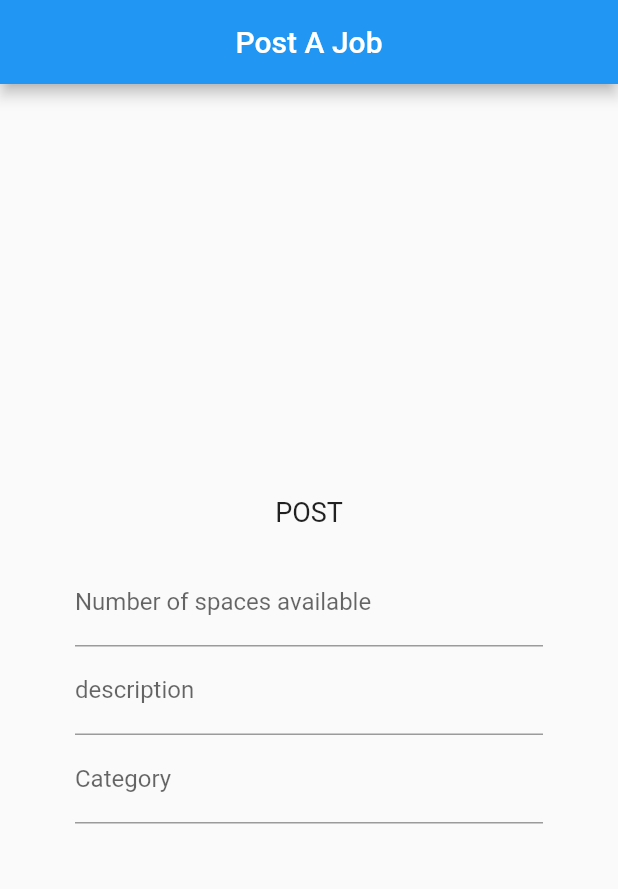
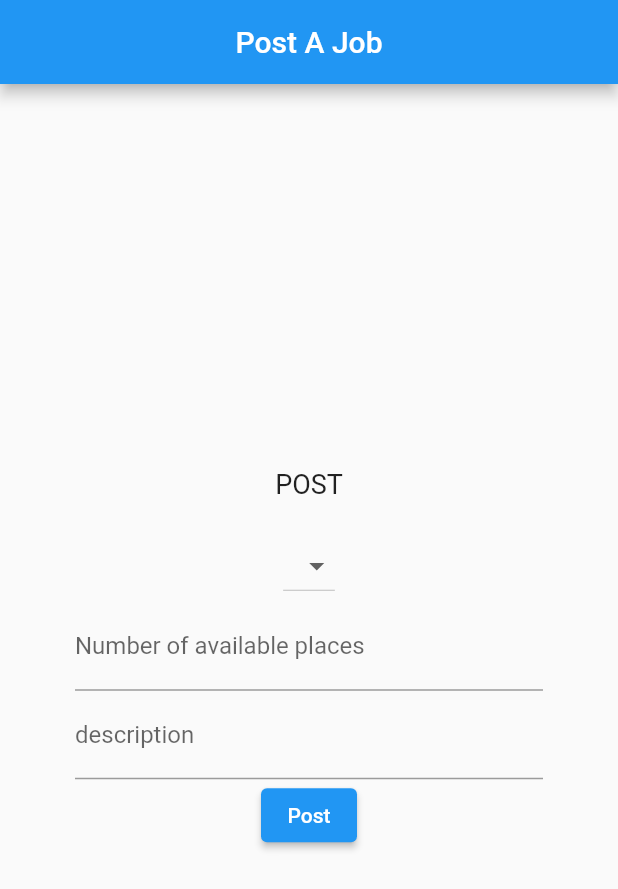
Before and after one commit to bekiTil/JobHouseApp, a Flutter app: the screen it shows after launch, on a phone screen of 412 x 824 dp. Shown: the top 889 px of the screen. Run offline on Flutter 3.47's test engine with Material 2 defaults, Android fonts, the phone set to English and light mode, and no system bars; our stand-ins replace bloc, equatable, flutter_bloc, flutter_secure_storage, go_router; missing offline and left inert: dart:html, dart:js.

Commit message:
added some post files

```diff
--- a/frontend/lib/blocs/post/bloc/post_bloc.dart
+++ b/frontend/lib/blocs/post/bloc/post_bloc.dart
@@ -6,8 +6,7 @@ part 'post_state.dart';
 
 class PostBloc extends Bloc<PostEvent, PostState> {
   PostBloc() : super(PostInitial()) {
-    on<PostEvent>((event, emit) {
-      // TODO: implement event handler
-    });
+    // on<EditPost>((event, emit) => ,)
+    // on<DeletePost>()
   }
 }
--- a/frontend/lib/blocs/post/bloc/post_event.dart
+++ b/frontend/lib/blocs/post/bloc/post_event.dart
@@ -2,3 +2,9 @@ part of 'post_bloc.dart';
 
 @immutable
 abstract class PostEvent {}
+
+class CreatePost extends PostEvent {}
+
+class DeletePost extends PostEvent {}
+
+class EditPost extends PostEvent {}
--- a/frontend/lib/blocs/post/bloc/post_state.dart
+++ b/frontend/lib/blocs/post/bloc/post_state.dart
@@ -4,3 +4,9 @@ part of 'post_bloc.dart';
 abstract class PostState {}
 
 class PostInitial extends PostState {}
+
+class PostCreating extends PostState {}
+
+class PostUpdating extends PostState {}
+
+class PostFailed extends PostState {}
--- a/frontend/lib/main.dart
+++ b/frontend/lib/main.dart
@@ -8,6 +8,7 @@ import 'package:frontend/blocs/signup/SignUpBloc.dart';
 import 'package:frontend/screens/auth/authentication_page.dart';
 import 'package:frontend/screens/auth/choose_role.dart';
 import 'package:frontend/utils/routes.dart';
+import 'package:frontend/blocs/post/bloc/post_bloc.dart';
 
 void main() {
   runApp(const MyApp());
@@ -37,7 +38,8 @@ class _MyAppState extends State<MyApp> {
               create: ((context) =>
                   LoginBloc(BlocProvider.of<AuthBloc>(context))),
             ),
-            BlocProvider(create: (context) => SignUpBloc())
+            BlocProvider(create: (context) => SignUpBloc()),
+            BlocProvider(create: (context) => PostBloc())
           ],
           child: MaterialApp.router(
               routeInformationParser: router.routeInformationParser,
--- a/frontend/lib/screens/Company/home.dart
+++ /dev/null
@@ -1,32 +0,0 @@
-import 'package:flutter/material.dart';
-import './components/postAppBar.dart';
-import './components/postBody.dart';
-
-class Post extends StatefulWidget {
-  const Post({Key? key}) : super(key: key);
-
-  @override
-  State<Post> createState() => _PostState();
-}
-
-class _PostState extends State<Post> {
-  @override
-  Widget build(BuildContext context) {
-    return Scaffold(
-      appBar: AppBar(
-        title: const Center(child: Text("Post A Job")),
-      ),
-      // ignore: prefer_const_literals_to_create_immutables
-      body: Padding(
-        padding: const EdgeInsets.symmetric(horizontal: 50.0),
-        child: Column(
-          mainAxisAlignment: MainAxisAlignment.center,
-          crossAxisAlignment: CrossAxisAlignment.center,
-          children: const [
-            PostBody(),
-          ],
-        ),
-      ),
-    );
-  }
-}
--- /dev/null
+++ b/frontend/lib/screens/Company/post.dart
@@ -0,0 +1,31 @@
+import 'package:flutter/material.dart';
+import './post/components/postBody.dart';
+
+class Post extends StatefulWidget {
+  const Post({Key? key}) : super(key: key);
+
+  @override
+  State<Post> createState() => _PostState();
+}
+
+class _PostState extends State<Post> {
+  @override
+  Widget build(BuildContext context) {
+    return Scaffold(
+      appBar: AppBar(
+        title: const Center(child: Text("Post A Job")),
+      ),
+      // ignore: prefer_const_literals_to_create_immutables
+      body: Padding(
+        padding: const EdgeInsets.symmetric(horizontal: 50.0),
+        child: Column(
+          mainAxisAlignment: MainAxisAlignment.center,
+          crossAxisAlignment: CrossAxisAlignment.center,
+          children: const [
+            PostBody(),
+          ],
+        ),
+      ),
+    );
+  }
+}
--- a/frontend/lib/screens/Company/components/postBody.dart
+++ b/frontend/lib/screens/Company/post/components/postBody.dart
@@ -1,5 +1,5 @@
 import 'package:flutter/material.dart';
-import '../../../models/roles.dart';
+import '../../../../models/roles.dart';
 
 class PostBody extends StatefulWidget {
   const PostBody({Key? key}) : super(key: key);
@@ -28,19 +28,26 @@ class _PostBodyState extends State<PostBody> {
           const SizedBox(
             height: 20.0,
           ),
-          TextFormField(
-            controller: numberController,
-            decoration:
-                const InputDecoration(labelText: 'Number of spaces available'),
+          DropdownButton<String>(
+            items: <String>['A', 'B', 'C', 'D'].map((String value) {
+              return DropdownMenuItem<String>(
+                value: value,
+                child: Text(value),
+              );
+            }).toList(),
+            onChanged: (_) {},
           ),
           TextFormField(
             controller: descriptionController,
-            decoration: const InputDecoration(labelText: 'description'),
+            decoration:
+                const InputDecoration(labelText: 'Number of available places'),
           ),
           TextFormField(
             controller: categoryController,
-            decoration: const InputDecoration(labelText: 'Category'),
+            decoration: const InputDecoration(labelText: 'description'),
           ),
+          ElevatedButton(
+              onPressed: () => {setState(() {})}, child: const Text("Post")),
         ],
       ),
     );
--- a/frontend/lib/utils/routes.dart
+++ b/frontend/lib/utils/routes.dart
@@ -7,7 +7,7 @@ import 'package:frontend/blocs/signup/SignUpBloc.dart';
 import 'package:frontend/screens/Company/home.dart';
 import 'package:frontend/screens/Employee/home.dart';
 import 'package:frontend/screens/auth/register.dart';
-import '../screens/Company/home.dart';
+import '../screens/Company/post.dart';
 
 import 'package:go_router/go_router.dart';
 import 'package:flutter/material.dart';
```
Also changed, not shown: frontend/lib/screens/Company/post/components/postAppBar.dart (renamed from frontend/lib/screens/Company/components/postAppBar.dart), frontend/pubspec.lock, 1 other file.
